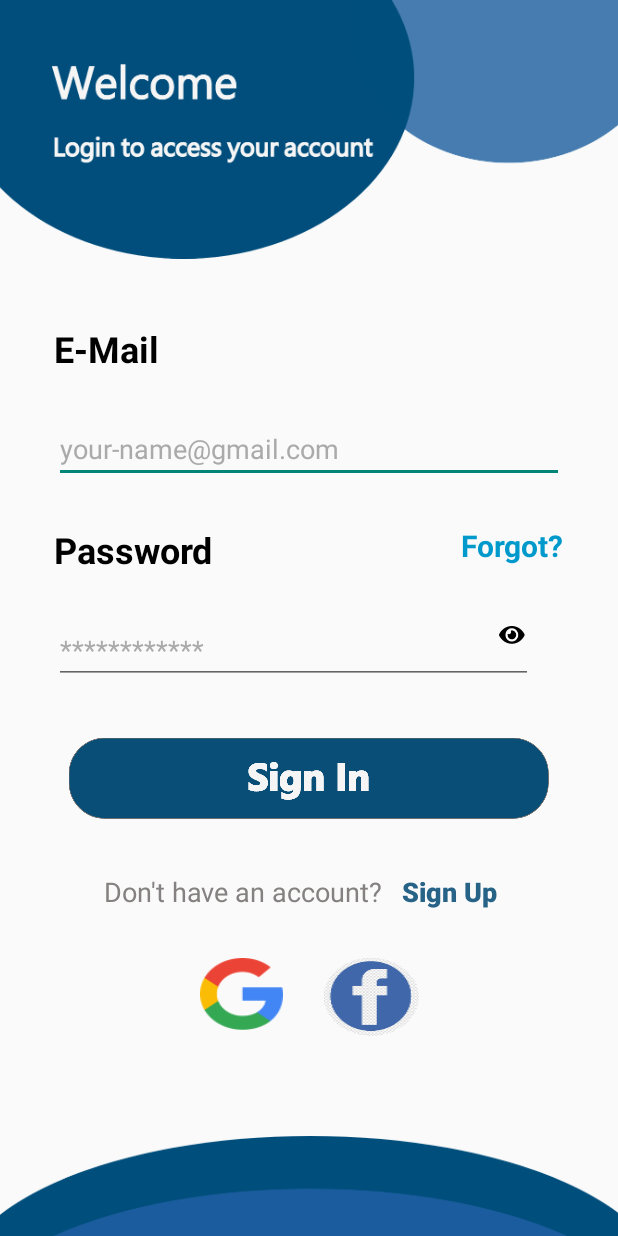
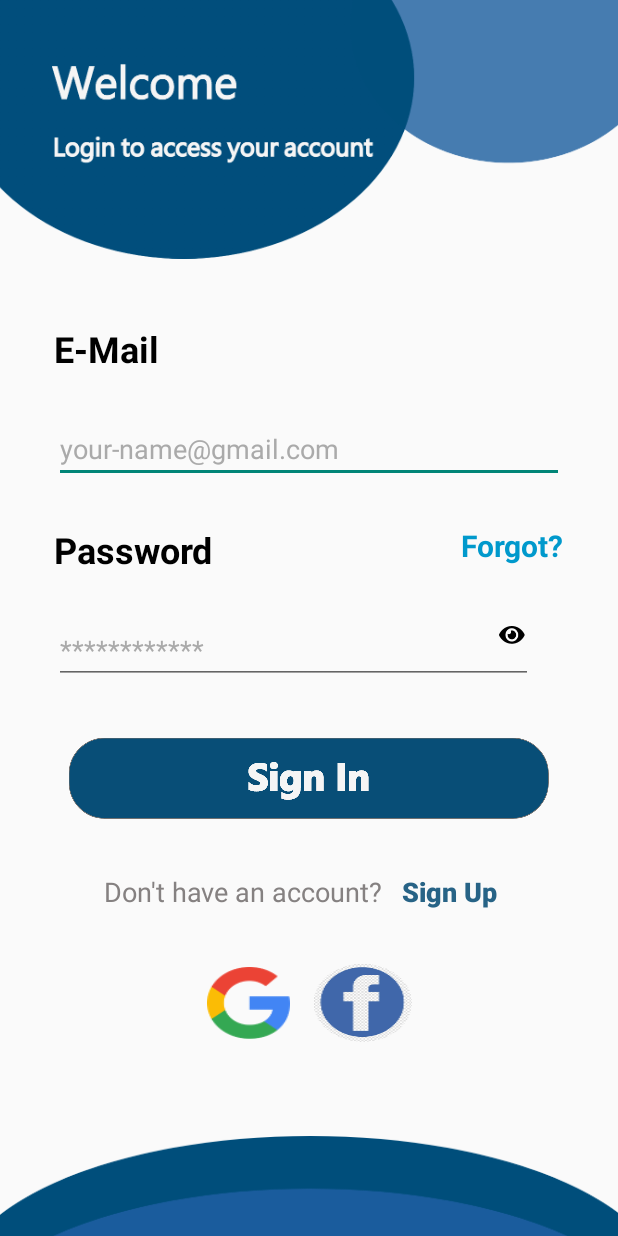
Before and after one commit to iqbal789/uni-project, an Android app: the SignIn screen opened directly, with no data from a screen before it, on a phone screen of 412 x 824 dp. Run offline under Robolectric (Android 15) with nearby library versions, the phone set to English and light mode, and no system bars; our stand-ins replace Firebase (no records; nobody signed in at launch, a user with empty details on screens opened directly).

Commit message:
uni-project

```diff
--- a/app/src/main/res/layout/activity_sign_in.xml
+++ b/app/src/main/res/layout/activity_sign_in.xml
@@ -107,26 +107,6 @@
         app:layout_constraintStart_toStartOf="parent"
         app:layout_constraintTop_toBottomOf="@+id/inputpasswordL" />
 
-    <Button
-        android:id="@+id/button"
-        android:layout_width="55dp"
-        android:layout_height="48dp"
-        android:layout_marginStart="64dp"
-        android:layout_marginTop="32dp"
-        android:background="@drawable/google"
-        app:layout_constraintStart_toStartOf="@+id/linearLayout3"
-        app:layout_constraintTop_toBottomOf="@+id/linearLayout3" />
-
-    <Button
-        android:id="@+id/button2"
-        android:layout_width="63dp"
-        android:layout_height="52dp"
-        android:layout_marginTop="32dp"
-        android:layout_marginEnd="64dp"
-        android:background="@drawable/fb"
-        app:layout_constraintEnd_toEndOf="@+id/linearLayout3"
-        app:layout_constraintTop_toBottomOf="@+id/linearLayout3" />
-
     <LinearLayout
         android:id="@+id/linearLayout3"
         android:layout_width="wrap_content"
@@ -159,5 +139,32 @@
 
     </LinearLayout>
 
+    <LinearLayout
+        android:layout_width="wrap_content"
+        android:layout_height="wrap_content"
+        android:layout_marginTop="36dp"
+        android:orientation="horizontal"
+        android:weightSum="2"
+        app:layout_constraintEnd_toEndOf="@+id/linearLayout3"
+        app:layout_constraintStart_toStartOf="@+id/linearLayout3"
+        app:layout_constraintTop_toBottomOf="@+id/linearLayout3">
+
+        <Button
+            android:id="@+id/btngoogle"
+            android:layout_width="55dp"
+            android:layout_height="wrap_content"
+            android:layout_marginRight="8dp"
+            android:layout_weight="1"
+            android:background="@drawable/google" />
+
+        <Button
+            android:id="@+id/btnfb"
+            android:layout_width="65dp"
+            android:layout_height="wrap_content"
+            android:layout_marginLeft="8dp"
+            android:layout_weight="1"
+            android:background="@drawable/fb" />
+    </LinearLayout>
+
 
 </androidx.constraintlayout.widget.ConstraintLayout>
```
